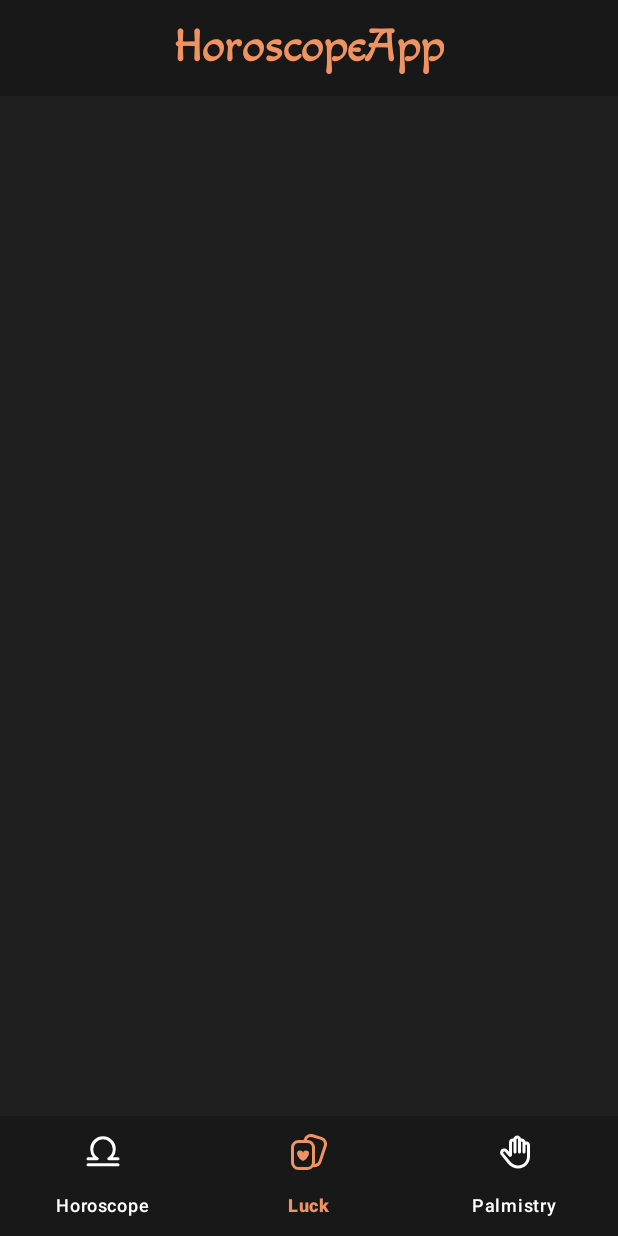
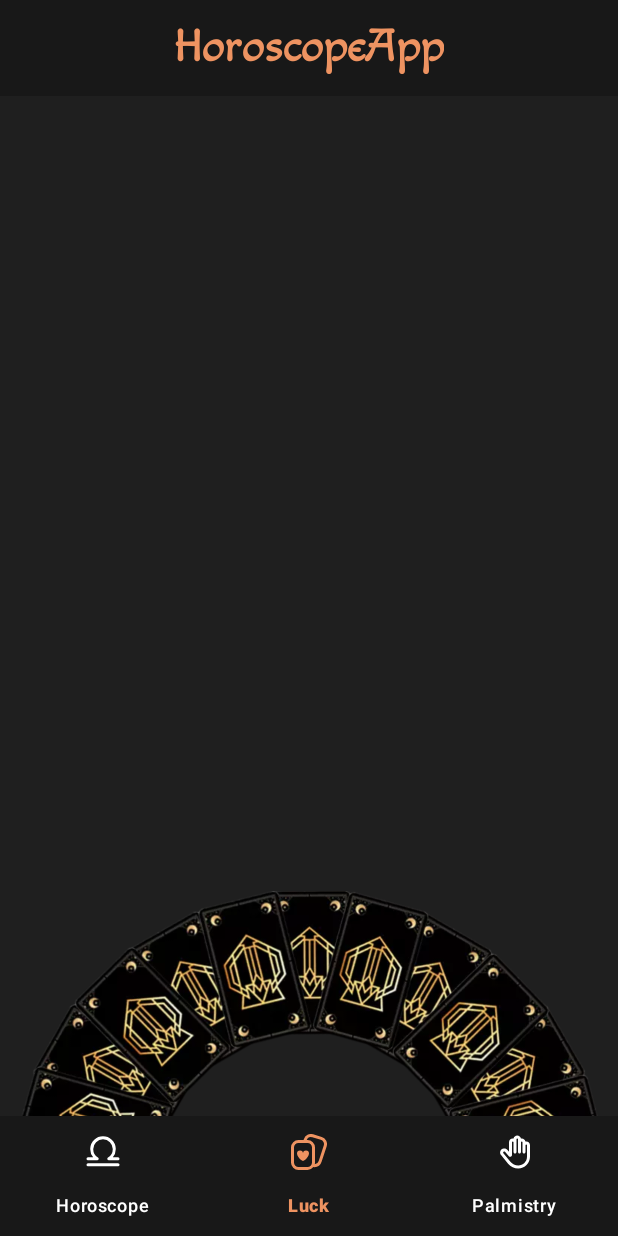
Before and after one commit to ailenaguino/Horoscope-Kotlin-App, an Android app: the LuckFragment screen opened through its navigation route, on a phone screen of 412 x 824 dp. Run offline under Robolectric (Android 15) with nearby library versions, the phone set to English and light mode, and no system bars; our stand-ins replace Dagger/Hilt's generated code, navigation-ui.

Commit message:
starting with animations in luck fragment

```diff
--- /dev/null
+++ b/app/src/main/res/anim/grow.xml
@@ -0,0 +1,9 @@
+<?xml version="1.0" encoding="utf-8"?>
+<scale xmlns:android="http://schemas.android.com/apk/res/android"
+    android:duration="1000"
+    android:fromXScale="1.0"
+    android:fromYScale="1.0"
+    android:toXScale="3.0"
+    android:toYScale="3.0"
+    android:pivotX="50%"
+    android:pivotY="30%"/>
--- /dev/null
+++ b/app/src/main/res/anim/slide_up.xml
@@ -0,0 +1,7 @@
+<?xml version="1.0" encoding="utf-8"?>
+<set xmlns:android="http://schemas.android.com/apk/res/android">
+<translate
+    android:duration="400"
+    android:fromYDelta="100%"
+    android:toYDelta="0"/> <!--que empiece abajo de tod0-->
+</set>
--- a/app/src/main/res/layout/fragment_luck.xml
+++ b/app/src/main/res/layout/fragment_luck.xml
@@ -1,5 +1,6 @@
 <?xml version="1.0" encoding="utf-8"?>
-<FrameLayout xmlns:android="http://schemas.android.com/apk/res/android"
+<androidx.constraintlayout.widget.ConstraintLayout xmlns:android="http://schemas.android.com/apk/res/android"
+    xmlns:app="http://schemas.android.com/apk/res-auto"
     xmlns:tools="http://schemas.android.com/tools"
     android:layout_width="match_parent"
     android:layout_height="match_parent"
@@ -7,4 +8,26 @@
     tools:context=".ui.luck.LuckFragment">
 
 
-</FrameLayout>
+    <ImageView
+        android:id="@+id/ivRoulette"
+        android:layout_width="0dp"
+        android:layout_height="400dp"
+        android:src="@drawable/ruleta"
+        android:layout_marginBottom="-250dp"
+        app:layout_constraintBottom_toBottomOf="parent"
+        app:layout_constraintEnd_toEndOf="parent"
+        app:layout_constraintStart_toStartOf="parent" />
+
+    <ImageView
+        android:id="@+id/ivCardReverse"
+        android:layout_width="60dp"
+        android:layout_height="wrap_content"
+        android:src="@drawable/card_back_small"
+        android:visibility="invisible"
+        android:scaleType="fitStart"
+        app:layout_constraintStart_toStartOf="parent"
+        app:layout_constraintEnd_toEndOf="parent"
+        app:layout_constraintTop_toTopOf="parent"
+        app:layout_constraintBottom_toBottomOf="parent"/>
+
+</androidx.constraintlayout.widget.ConstraintLayout>
```
Also changed, not shown: app/src/main/java/com/ailenaguino/horoscopeapp/ui/luck/LuckFragment.kt (+60 -0 lines), app/src/main/res/drawable/card_back_small.webp (added), app/src/main/res/drawable/ruleta.webp (added).
